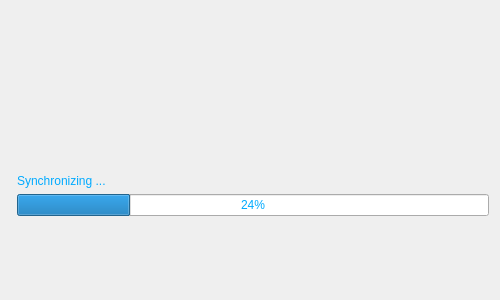
Old version of the form src/qt/forms/syncview.ui in the repository FromHDDtoSSD/SorachanCoin-qt.
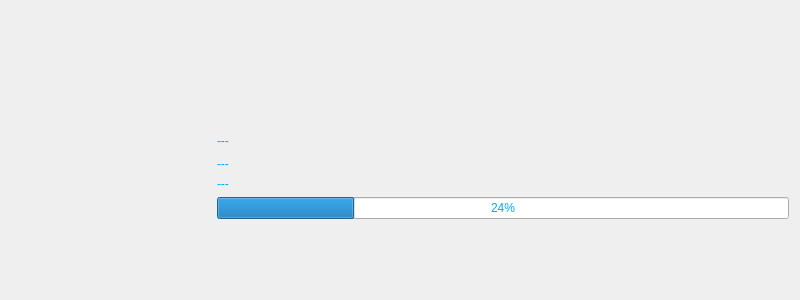
New version of the form. Icons and pictures are not drawn.

```diff
--- a/src/qt/forms/syncview.ui
+++ b/src/qt/forms/syncview.ui
@@ -6,13 +6,13 @@
    <rect>
     <x>0</x>
     <y>0</y>
-    <width>500</width>
+    <width>800</width>
     <height>300</height>
    </rect>
   </property>
   <property name="maximumSize">
    <size>
-    <width>500</width>
+    <width>800</width>
     <height>300</height>
    </size>
   </property>
@@ -27,12 +27,52 @@
    <locale language="English" country="UnitedStates"/>
   </property>
   <layout class="QFormLayout" name="formLayout">
+   <item row="0" column="1">
+    <spacer name="verticalSpacer">
+     <property name="orientation">
+      <enum>Qt::Vertical</enum>
+     </property>
+     <property name="sizeHint" stdset="0">
+      <size>
+       <width>20</width>
+       <height>300</height>
+      </size>
+     </property>
+    </spacer>
+   </item>
+   <item row="1" column="0">
+    <spacer name="horizontalSpacer">
+     <property name="orientation">
+      <enum>Qt::Horizontal</enum>
+     </property>
+     <property name="sizeHint" stdset="0">
+      <size>
+       <width>200</width>
+       <height>20</height>
+      </size>
+     </property>
+    </spacer>
+   </item>
+   <item row="1" column="1">
+    <widget class="QLabel" name="labelExplain">
+     <property name="text">
+      <string>---</string>
+     </property>
+    </widget>
+   </item>
+   <item row="2" column="1">
+    <widget class="QLabel" name="labelRemain">
+     <property name="text">
+      <string>---</string>
+     </property>
+    </widget>
+   </item>
    <item row="3" column="1">
     <layout class="QHBoxLayout" name="horizontalLayout">
      <item>
       <widget class="QLabel" name="syncLabel">
        <property name="text">
-        <string>Synchronizing ...</string>
+        <string>---</string>
        </property>
       </widget>
      </item>
@@ -71,20 +111,6 @@
      </property>
     </spacer>
    </item>
-   <item row="2" column="1">
-    <widget class="QLabel" name="remaintimeLabel">
-     <property name="text">
-      <string/>
-     </property>
-    </widget>
-   </item>
-   <item row="1" column="1">
-    <widget class="QLabel" name="messageLabel">
-     <property name="text">
-      <string/>
-     </property>
-    </widget>
-   </item>
   </layout>
  </widget>
  <resources/>
```
Left out of the diff: 20 changed lines with no effect on the pictures.
